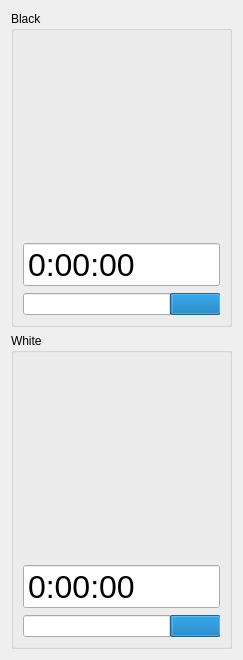
Qt form src/clockwidget.ui (KDE/knights) before a commit.
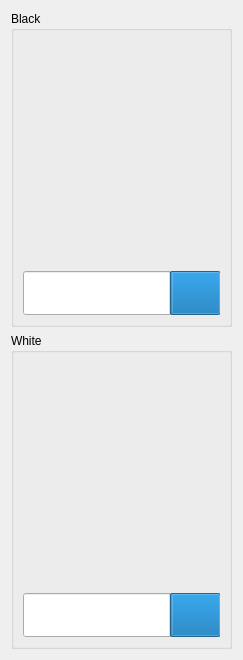
The same form after that commit. Custom widgets are drawn as their Qt base class.

Commit message: Implement Thomas Kamps' idea of combined progress bar / time display

```diff
--- a/src/clockwidget.ui
+++ b/src/clockwidget.ui
@@ -20,26 +20,13 @@
       <item>
        <widget class="Knights::Clock" name="clockB" native="true"/>
       </item>
-      <item>
-       <widget class="QTimeEdit" name="timeB">
-        <property name="font">
-         <font>
-          <pointsize>24</pointsize>
-         </font>
-        </property>
-        <property name="readOnly">
-         <bool>true</bool>
-        </property>
-        <property name="buttonSymbols">
-         <enum>QAbstractSpinBox::NoButtons</enum>
-        </property>
-        <property name="displayFormat">
-         <string>H:mm:ss</string>
-        </property>
-       </widget>
-      </item>
       <item>
        <widget class="QProgressBar" name="progressB">
+        <property name="font">
+         <font>
+          <pointsize>24</pointsize>
+         </font>
+        </property>
         <property name="value">
          <number>24</number>
         </property>
@@ -60,36 +47,13 @@
       <item>
        <widget class="Knights::Clock" name="clockW" native="true"/>
       </item>
-      <item>
-       <widget class="QTimeEdit" name="timeW">
-        <property name="font">
-         <font>
-          <pointsize>24</pointsize>
-         </font>
-        </property>
-        <property name="readOnly">
-         <bool>true</bool>
-        </property>
-        <property name="buttonSymbols">
-         <enum>QAbstractSpinBox::NoButtons</enum>
-        </property>
-        <property name="maximumTime">
-         <time>
-          <hour>22</hour>
-          <minute>59</minute>
-          <second>59</second>
-         </time>
-        </property>
-        <property name="displayFormat">
-         <string>H:mm:ss</string>
-        </property>
-        <property name="timeSpec">
-         <enum>Qt::LocalTime</enum>
-        </property>
-       </widget>
-      </item>
       <item>
        <widget class="QProgressBar" name="progressW">
+        <property name="font">
+         <font>
+          <pointsize>24</pointsize>
+         </font>
+        </property>
         <property name="value">
          <number>24</number>
         </property>
```
The commit also changes 4 other files.
